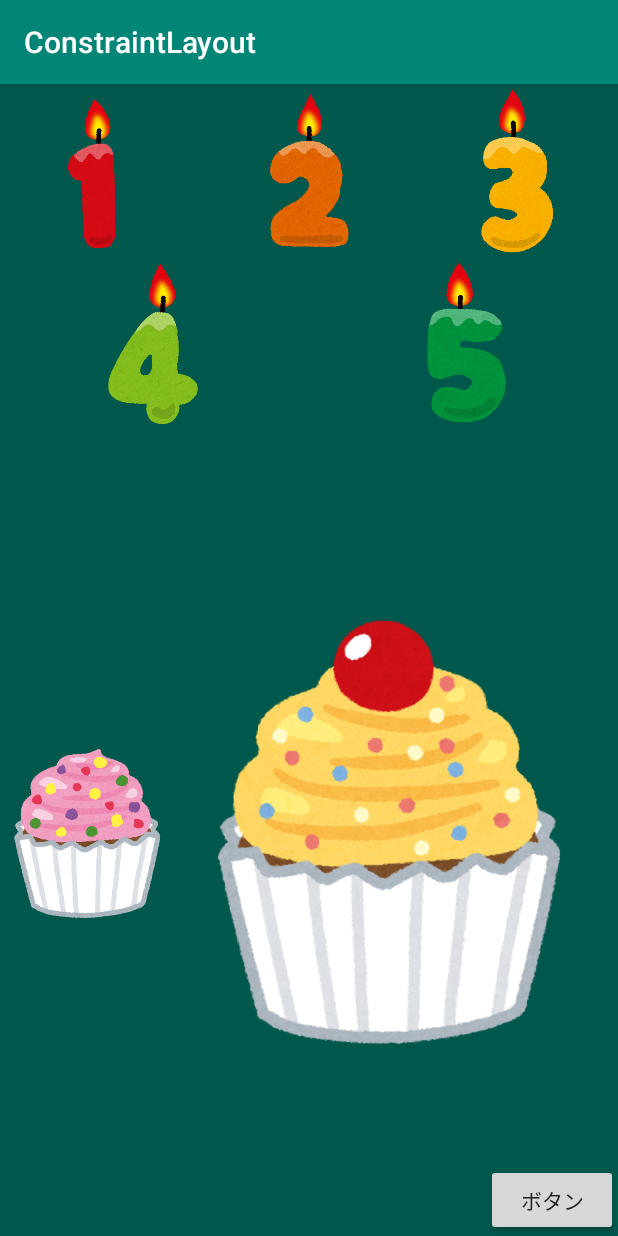
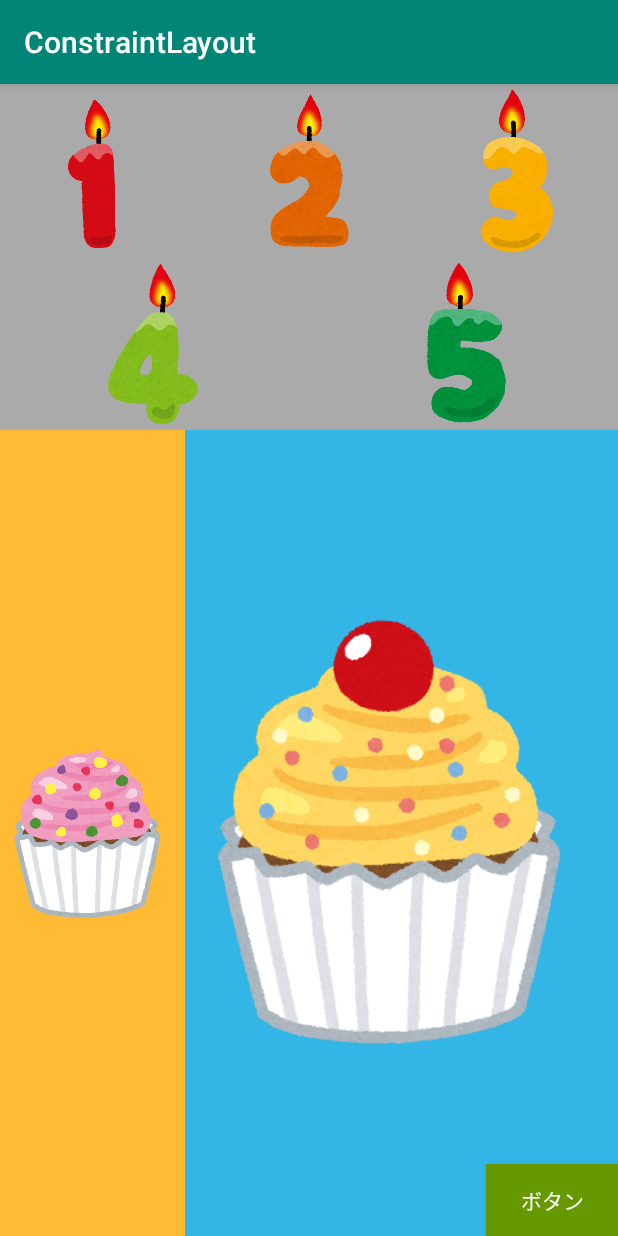
Before and after one commit to pii-programmer/trainningConstraintLayout, an Android app: the MainActivity screen opened directly, with no data from a screen before it, on a phone screen of 412 x 824 dp. Run offline under Robolectric (Android 15) with nearby library versions, the phone set to English and light mode, and no system bars.

Commit message:
各要素タグに直接backgroundColorを指定できる

```diff
--- a/app/src/main/res/layout/activity_main.xml
+++ b/app/src/main/res/layout/activity_main.xml
@@ -4,7 +4,7 @@
     xmlns:tools="http://schemas.android.com/tools"
     android:layout_width="match_parent"
     android:layout_height="match_parent"
-    android:background="@color/colorPrimaryDark"
+    android:background="@android:color/darker_gray"
     tools:context=".MainActivity">
 
 
@@ -92,6 +92,7 @@
         android:layout_width="0dp"
         android:layout_height="0dp"
         android:src="@drawable/cake30"
+        android:background="@android:color/holo_orange_light"
         app:layout_constraintEnd_toEndOf="@+id/guideline3"
         app:layout_constraintStart_toStartOf="parent"
         app:layout_constraintBottom_toBottomOf="parent"
@@ -102,6 +103,7 @@
         android:layout_width="0dp"
         android:layout_height="0dp"
         android:src="@drawable/cake70"
+        android:background="@android:color/holo_blue_light"
         app:layout_constraintStart_toStartOf="@+id/guideline3"
         app:layout_constraintEnd_toEndOf="parent"
         app:layout_constraintTop_toTopOf="@id/guideline1"
@@ -111,6 +113,8 @@
         android:layout_width="wrap_content"
         android:layout_height="wrap_content"
         android:text="ボタン"
+        android:textColor="@android:color/white"
+        android:background="@android:color/holo_green_dark"
         app:layout_constraintBottom_toBottomOf="parent"
         app:layout_constraintEnd_toEndOf="parent"/>
 
```
